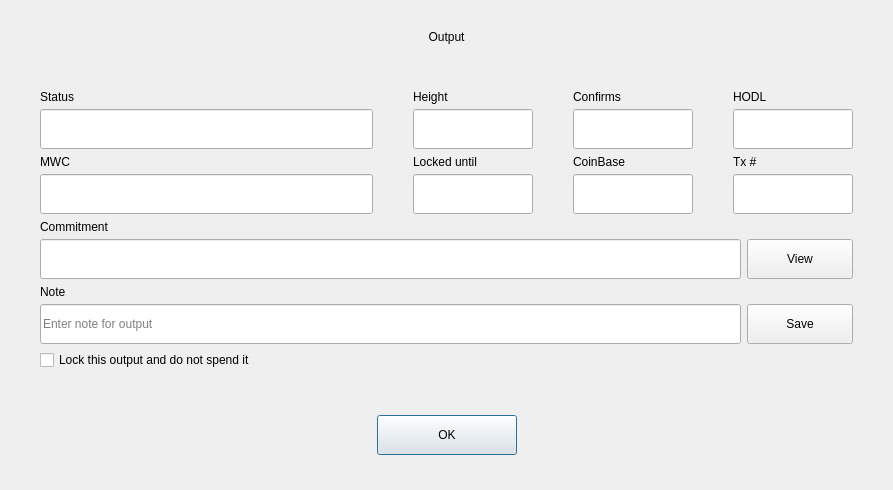
Qt form dialogs/e_showoutputdlg.ui (0xkobe/mwc-wallet) before a commit.
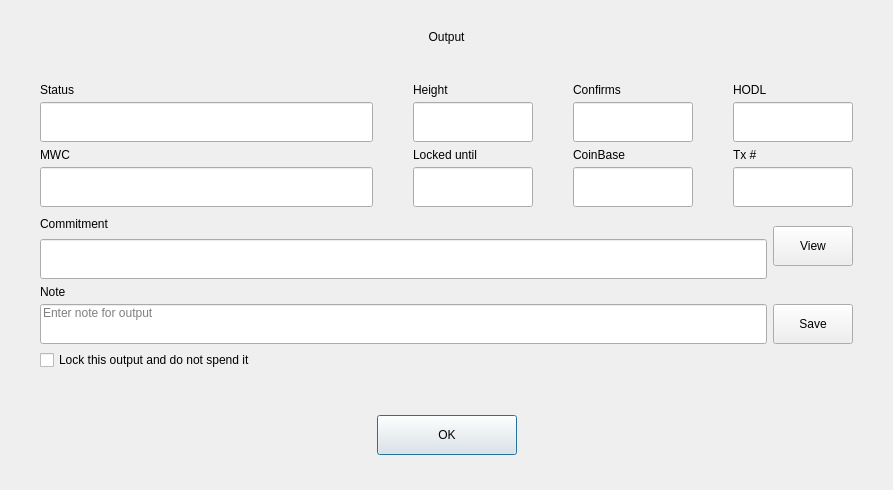
The same form after that commit. Custom widgets are drawn as their Qt base class.

Commit message: Adjust read-only fields in transactions and outputs dialogs so text appears closer to labels.

```diff
--- a/dialogs/e_showoutputdlg.ui
+++ b/dialogs/e_showoutputdlg.ui
@@ -104,6 +104,9 @@
          <property name="text">
           <string/>
          </property>
+         <property name="alignment">
+          <set>Qt::AlignLeading|Qt::AlignLeft|Qt::AlignTop</set>
+         </property>
          <property name="readOnly">
           <bool>true</bool>
          </property>
@@ -155,6 +158,9 @@
          <property name="text">
           <string/>
          </property>
+         <property name="alignment">
+          <set>Qt::AlignLeading|Qt::AlignLeft|Qt::AlignTop</set>
+         </property>
          <property name="readOnly">
           <bool>true</bool>
          </property>
@@ -206,6 +212,9 @@
          <property name="text">
           <string/>
          </property>
+         <property name="alignment">
+          <set>Qt::AlignLeading|Qt::AlignLeft|Qt::AlignTop</set>
+         </property>
          <property name="readOnly">
           <bool>true</bool>
          </property>
@@ -257,6 +266,9 @@
          <property name="text">
           <string/>
          </property>
+         <property name="alignment">
+          <set>Qt::AlignLeading|Qt::AlignLeft|Qt::AlignTop</set>
+         </property>
          <property name="readOnly">
           <bool>true</bool>
          </property>
@@ -315,6 +327,9 @@
          <property name="text">
           <string/>
          </property>
+         <property name="alignment">
+          <set>Qt::AlignLeading|Qt::AlignLeft|Qt::AlignTop</set>
+         </property>
          <property name="readOnly">
           <bool>true</bool>
          </property>
@@ -366,6 +381,9 @@
          <property name="text">
           <string/>
          </property>
+         <property name="alignment">
+          <set>Qt::AlignLeading|Qt::AlignLeft|Qt::AlignTop</set>
+         </property>
          <property name="readOnly">
           <bool>true</bool>
          </property>
@@ -417,6 +435,9 @@
          <property name="text">
           <string/>
          </property>
+         <property name="alignment">
+          <set>Qt::AlignLeading|Qt::AlignLeft|Qt::AlignTop</set>
+         </property>
          <property name="readOnly">
           <bool>true</bool>
          </property>
@@ -468,6 +489,9 @@
          <property name="text">
           <string/>
          </property>
+         <property name="alignment">
+          <set>Qt::AlignLeading|Qt::AlignLeft|Qt::AlignTop</set>
+         </property>
          <property name="readOnly">
           <bool>true</bool>
          </property>
@@ -523,6 +547,9 @@
          <property name="text">
           <string/>
          </property>
+         <property name="alignment">
+          <set>Qt::AlignLeading|Qt::AlignLeft|Qt::AlignTop</set>
+         </property>
          <property name="readOnly">
           <bool>true</bool>
          </property>
@@ -532,39 +559,30 @@
      </item>
      <item>
       <layout class="QVBoxLayout" name="verticalLayout_7">
-       <property name="spacing">
-        <number>0</number>
-       </property>
        <item>
-        <widget class="control::MwcLabelSmall" name="label_11">
-         <property name="sizePolicy">
-          <sizepolicy hsizetype="Fixed" vsizetype="Preferred">
-           <horstretch>0</horstretch>
-           <verstretch>0</verstretch>
-          </sizepolicy>
+        <spacer name="verticalSpacer_3">
+         <property name="orientation">
+          <enum>Qt::Vertical</enum>
          </property>
-         <property name="maximumSize">
+         <property name="sizeHint" stdset="0">
           <size>
-           <width>16777215</width>
-           <height>22</height>
+           <width>20</width>
+           <height>13</height>
           </size>
          </property>
-         <property name="text">
-          <string/>
-         </property>
-        </widget>
+        </spacer>
        </item>
        <item>
         <widget class="control::MwcPushButtonNormal" name="viewOutput">
          <property name="minimumSize">
           <size>
-           <width>106</width>
+           <width>80</width>
            <height>40</height>
           </size>
          </property>
          <property name="maximumSize">
           <size>
-           <width>106</width>
+           <width>80</width>
            <height>40</height>
           </size>
          </property>
@@ -582,6 +600,19 @@
          </property>
         </widget>
        </item>
+       <item>
+        <spacer name="verticalSpacer_4">
+         <property name="orientation">
+          <enum>Qt::Vertical</enum>
+         </property>
+         <property name="sizeHint" stdset="0">
+          <size>
+           <width>20</width>
+           <height>13</height>
+          </size>
+         </property>
+        </spacer>
+       </item>
       </layout>
      </item>
     </layout>
@@ -635,6 +666,9 @@
          <property name="maxLength">
           <number>300</number>
          </property>
+         <property name="alignment">
+          <set>Qt::AlignLeading|Qt::AlignLeft|Qt::AlignTop</set>
+         </property>
          <property name="readOnly">
           <bool>false</bool>
          </property>
@@ -673,13 +707,13 @@
         <widget class="control::MwcPushButtonNormal" name="pushButton_Save">
          <property name="minimumSize">
           <size>
-           <width>106</width>
+           <width>80</width>
            <height>40</height>
           </size>
          </property>
          <property name="maximumSize">
           <size>
-           <width>106</width>
+           <width>80</width>
            <height>40</height>
           </size>
          </property>
```
The commit also changes 1 other file.
